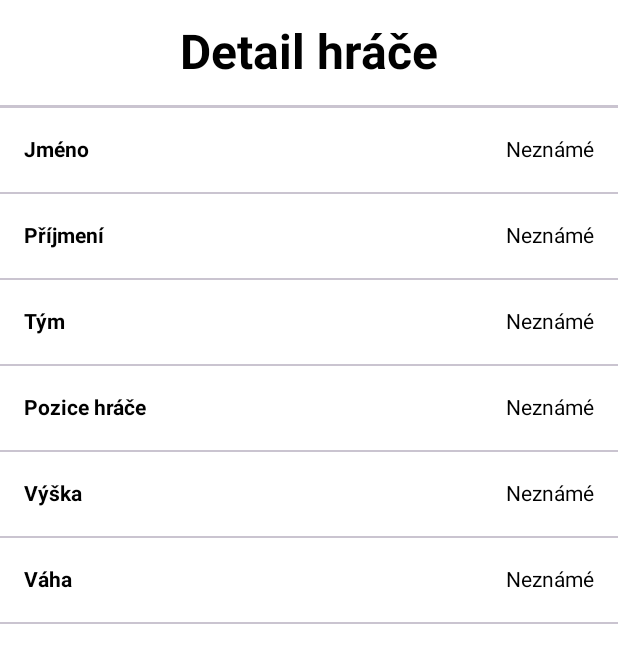
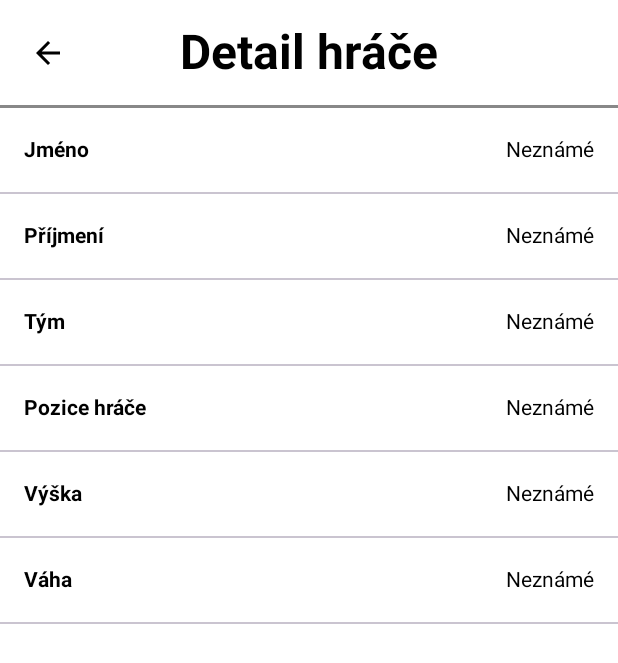
Before and after one commit to Firaxito/NBA-Android-App, an Android app built with Jetpack Compose: the @Preview function PlayerDetailScreenContentPreview, on a phone screen of 412 x 824 dp. Shown: the top 663 px of the screen. Run offline under Robolectric (Android 15) with nearby library versions, the phone set to English and light mode, and no system bars.

Commit message:
Added TopBar with back button

```diff
--- a/presentation/src/main/java/eu/petrfaruzel/nba/core/compose/AttributeRow.kt
+++ b/presentation/src/main/java/eu/petrfaruzel/nba/core/compose/AttributeRow.kt
@@ -1,12 +1,14 @@
 package eu.petrfaruzel.nba.core.compose
 
 import androidx.compose.foundation.clickable
+import androidx.compose.foundation.interaction.MutableInteractionSource
 import androidx.compose.foundation.layout.Column
 import androidx.compose.foundation.layout.Row
 import androidx.compose.foundation.layout.Spacer
 import androidx.compose.foundation.layout.fillMaxWidth
 import androidx.compose.foundation.layout.height
 import androidx.compose.foundation.layout.padding
+import androidx.compose.material.ripple.rememberRipple
 import androidx.compose.material3.Divider
 import androidx.compose.material3.Text
 import androidx.compose.runtime.Composable
@@ -27,24 +29,31 @@ data class AttributeRowData(
     val onClicked: () -> Unit = {}
 )
 
-
 @Composable
 fun AttributeRow(
-    attributes: AttributeRowData
+    attributes: AttributeRowData,
 ) {
     Column {
         Row(
             modifier = Modifier
                 .fillMaxWidth()
                 .height(56.dp)
-                .clickable { attributes.onClicked() }
+                .clickable(
+                    interactionSource = MutableInteractionSource(),
+                    indication = if (attributes.highlighted) rememberRipple() else null,
+                ) {
+                    attributes.onClicked()
+                }
                 .padding(horizontal = 16.dp),
             verticalAlignment = Alignment.CenterVertically
         ) {
-            Text(text = attributes.key, fontWeight = FontWeight.Bold)
+            Text(
+                text = attributes.key,
+                fontWeight = FontWeight.Bold
+            )
             Spacer(modifier = Modifier.weight(1f))
             Text(
-                text =  attributes.value ?: stringResource(id = R.string.player_unknown),
+                text = attributes.value ?: stringResource(id = R.string.player_unknown),
                 fontWeight = if (attributes.highlighted) FontWeight.Bold else FontWeight.Normal,
                 textDecoration = if (attributes.highlighted) TextDecoration.Underline else null,
                 color = if (attributes.highlighted) Color.Blue else Color.Black
--- /dev/null
+++ b/presentation/src/main/java/eu/petrfaruzel/nba/core/compose/TopBar.kt
@@ -0,0 +1,73 @@
+package eu.petrfaruzel.nba.core.compose
+
+import androidx.compose.foundation.layout.Arrangement
+import androidx.compose.foundation.layout.Box
+import androidx.compose.foundation.layout.Column
+import androidx.compose.foundation.layout.Row
+import androidx.compose.foundation.layout.fillMaxWidth
+import androidx.compose.foundation.layout.height
+import androidx.compose.foundation.layout.padding
+import androidx.compose.material.icons.Icons
+import androidx.compose.material.icons.filled.ArrowBack
+import androidx.compose.material3.Divider
+import androidx.compose.material3.Icon
+import androidx.compose.material3.IconButton
+import androidx.compose.material3.Text
+import androidx.compose.runtime.Composable
+import androidx.compose.ui.Alignment
+import androidx.compose.ui.Modifier
+import androidx.compose.ui.graphics.Color
+import androidx.compose.ui.res.stringResource
+import androidx.compose.ui.text.font.FontWeight
+import androidx.compose.ui.tooling.preview.Preview
+import androidx.compose.ui.unit.dp
+import androidx.compose.ui.unit.sp
+import androidx.navigation.NavHostController
+import androidx.navigation.compose.rememberNavController
+import eu.petrfaruzel.nba.R
+
+
+@Composable
+fun TopBar(navController: NavHostController, title: String, backNavigationEnabled: Boolean) {
+    Column {
+        Box(contentAlignment = Alignment.CenterStart) {
+            if (backNavigationEnabled) {
+                IconButton(
+                    modifier = Modifier.padding(start = 8.dp),
+                    onClick = {
+                        navController.navigateUp()
+                    }) {
+                    Icon(
+                        Icons.Filled.ArrowBack,
+                        stringResource(id = R.string.cs_back_arrow)
+                    )
+                }
+            }
+            Row(
+                modifier = Modifier.fillMaxWidth(),
+                horizontalArrangement = Arrangement.Center
+            ) {
+                Text(
+                    modifier = Modifier.padding(vertical = 16.dp),
+                    fontSize = 32.sp,
+                    fontWeight = FontWeight.Bold,
+                    text = title
+                )
+            }
+        }
+        Divider(
+            modifier = Modifier.height(2.dp),
+            color = Color.Gray
+        )
+    }
+}
+
+@Preview(showBackground = true)
+@Composable
+fun TopBarPreview() {
+    TopBar(
+        navController = rememberNavController(),
+        title = stringResource(id = R.string.players_list),
+        backNavigationEnabled = true
+    )
+}
--- a/presentation/src/main/java/eu/petrfaruzel/nba/features/players/PlayerDetailScreen.kt
+++ b/presentation/src/main/java/eu/petrfaruzel/nba/features/players/PlayerDetailScreen.kt
@@ -1,30 +1,17 @@
-@file:OptIn(ExperimentalComposeUiApi::class)
-
 package eu.petrfaruzel.nba.features.players
 
-import androidx.compose.foundation.layout.Arrangement
 import androidx.compose.foundation.layout.Column
-import androidx.compose.foundation.layout.Row
-import androidx.compose.foundation.layout.fillMaxWidth
-import androidx.compose.foundation.layout.height
-import androidx.compose.foundation.layout.padding
-import androidx.compose.material3.Divider
-import androidx.compose.material3.Text
 import androidx.compose.runtime.Composable
-import androidx.compose.ui.ExperimentalComposeUiApi
-import androidx.compose.ui.Modifier
 import androidx.compose.ui.platform.LocalContext
 import androidx.compose.ui.res.stringResource
-import androidx.compose.ui.text.font.FontWeight
 import androidx.compose.ui.tooling.preview.Preview
-import androidx.compose.ui.unit.dp
-import androidx.compose.ui.unit.sp
 import androidx.navigation.NavHostController
 import androidx.navigation.compose.rememberNavController
 import eu.petrfaruzel.nba.R
 import eu.petrfaruzel.nba.core.compose.AttributeRow
 import eu.petrfaruzel.nba.core.compose.AttributeRowData
 import eu.petrfaruzel.nba.core.compose.NoContentScreen
+import eu.petrfaruzel.nba.core.compose.TopBar
 import eu.petrfaruzel.nba.domain.features.players.models.PlayerDO
 import eu.petrfaruzel.nba.navigation.navigateToTeamDetail
 
@@ -79,23 +66,19 @@ private fun PlayerDetailScreenContent(
         ),
         AttributeRowData(
             stringResource(id = R.string.player_weight),
-            player.getStringWeight(context, R.plurals.unit_pound)
+            player.getStringWeight(
+                context,
+                R.plurals.unit_pound
+            )
         ),
     )
 
     Column {
-        Row(
-            modifier = Modifier.fillMaxWidth(),
-            horizontalArrangement = Arrangement.Center
-        ) {
-            Text(
-                modifier = Modifier.padding(vertical = 16.dp),
-                fontSize = 32.sp,
-                fontWeight = FontWeight.Bold,
-                text = stringResource(id = R.string.player_detail)
-            )
-        }
-        Divider(modifier = Modifier.height(2.dp))
+        TopBar(
+            navController = navController,
+            title = stringResource(id = R.string.player_detail),
+            backNavigationEnabled = true
+        )
 
         for (attrib in attributes) {
             AttributeRow(
--- a/presentation/src/main/res/values/strings.xml
+++ b/presentation/src/main/res/values/strings.xml
@@ -31,4 +31,7 @@
     <!-- Global -->
     <string name="default_error_message">Vyskytla se chyba</string>
     <string name="empty_screen">Tady nic není</string>
+
+    <!-- Content descriptions -->
+    <string name="cs_back_arrow">Jít zpět</string>
 </resources>
```
Also changed, not shown: presentation/src/main/java/eu/petrfaruzel/nba/features/players/PlayersScreen.kt (+5 -8 lines), presentation/src/main/java/eu/petrfaruzel/nba/features/teams/TeamDetailScreen.kt (+16 -25 lines), presentation/src/main/java/eu/petrfaruzel/nba/navigation/ApplicationScreen.kt (+5 -3 lines).
